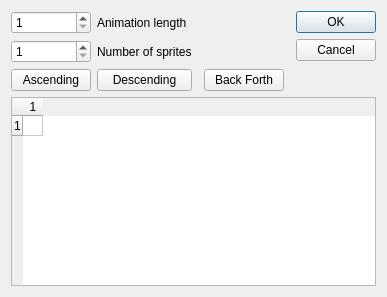
Before: the Qt Designer form editor_app/gui/animation_edit.ui in danielmeinert/objectcreator, drawn with Qt 5.
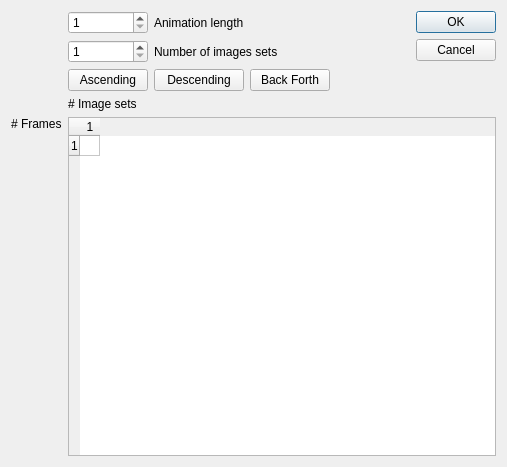
After: the same form once the commit is applied. Custom widgets are drawn as their Qt base class.

Commit message: fix more bugs in animation creation + better animation sequence editor

```diff
--- a/editor_app/gui/animation_edit.ui
+++ b/editor_app/gui/animation_edit.ui
@@ -6,8 +6,8 @@
    <rect>
     <x>0</x>
     <y>0</y>
-    <width>358</width>
-    <height>297</height>
+    <width>507</width>
+    <height>467</height>
    </rect>
   </property>
   <property name="sizePolicy">
@@ -20,7 +20,20 @@
    <string>Edit animation sequence</string>
   </property>
   <layout class="QGridLayout" name="gridLayout">
-   <item row="0" column="5" rowspan="2">
+   <item row="4" column="0">
+    <widget class="QLabel" name="label">
+     <property name="text">
+      <string># Frames</string>
+     </property>
+     <property name="alignment">
+      <set>Qt::AlignLeading|Qt::AlignLeft|Qt::AlignTop</set>
+     </property>
+     <property name="wordWrap">
+      <bool>false</bool>
+     </property>
+    </widget>
+   </item>
+   <item row="0" column="6" rowspan="2">
     <widget class="QDialogButtonBox" name="buttonBox">
      <property name="orientation">
       <enum>Qt::Vertical</enum>
@@ -30,28 +43,12 @@
      </property>
     </widget>
    </item>
-   <item row="1" column="0">
-    <widget class="QSpinBox" name="spinbox_num_sprites">
-     <property name="minimumSize">
-      <size>
-       <width>0</width>
-       <height>20</height>
-      </size>
-     </property>
-     <property name="minimum">
-      <number>1</number>
-     </property>
-     <property name="maximum">
-      <number>256</number>
-     </property>
-    </widget>
-   </item>
-   <item row="3" column="0" colspan="6">
+   <item row="4" column="1" colspan="6">
     <widget class="QTableWidget" name="table">
      <property name="maximumSize">
       <size>
-       <width>500</width>
-       <height>600</height>
+       <width>1920</width>
+       <height>800</height>
       </size>
      </property>
      <property name="sizeAdjustPolicy">
@@ -128,42 +125,53 @@
      </item>
     </widget>
    </item>
-   <item row="0" column="0">
-    <widget class="AnimationSpinBox" name="spinbox_length">
-     <property name="minimumSize">
+   <item row="2" column="5">
+    <spacer name="horizontalSpacer">
+     <property name="orientation">
+      <enum>Qt::Horizontal</enum>
+     </property>
+     <property name="sizeHint" stdset="0">
       <size>
-       <width>0</width>
+       <width>40</width>
        <height>20</height>
       </size>
      </property>
-     <property name="readOnly">
-      <bool>false</bool>
+    </spacer>
+   </item>
+   <item row="1" column="5">
+    <spacer name="horizontalSpacer_2">
+     <property name="orientation">
+      <enum>Qt::Horizontal</enum>
      </property>
-     <property name="keyboardTracking">
-      <bool>false</bool>
+     <property name="sizeHint" stdset="0">
+      <size>
+       <width>40</width>
+       <height>20</height>
+      </size>
      </property>
-     <property name="minimum">
-      <number>1</number>
+    </spacer>
+   </item>
+   <item row="0" column="5">
+    <spacer name="horizontalSpacer_3">
+     <property name="orientation">
+      <enum>Qt::Horizontal</enum>
      </property>
-     <property name="maximum">
-      <number>256</number>
+     <property name="sizeHint" stdset="0">
+      <size>
+       <width>40</width>
+       <height>20</height>
+      </size>
      </property>
-     <property name="value">
-      <number>1</number>
-     </property>
-     <property name="displayIntegerBase">
-      <number>10</number>
-     </property>
-    </widget>
+    </spacer>
    </item>
-   <item row="1" column="1">
-    <widget class="QLabel" name="label_a">
+   <item row="3" column="1">
+    <widget class="QLabel" name="label_3">
      <property name="text">
-      <string>Number of sprites</string>
+      <string># Image sets</string>
      </property>
     </widget>
    </item>
-   <item row="2" column="0">
+   <item row="2" column="1">
     <widget class="QPushButton" name="button_ascending">
      <property name="toolTip">
       <string>Auto-select an ascending sprite order according to current animation length.</string>
@@ -173,14 +181,7 @@
      </property>
     </widget>
    </item>
-   <item row="2" column="3">
-    <widget class="QPushButton" name="button_back_forth">
-     <property name="text">
-      <string>Back Forth</string>
-     </property>
-    </widget>
-   </item>
-   <item row="2" column="1">
+   <item row="2" column="2">
     <widget class="QPushButton" name="button_descending">
      <property name="toolTip">
       <string>Auto-select a descending sprite order according to current animation length.</string>
@@ -190,52 +191,71 @@
      </property>
     </widget>
    </item>
-   <item row="2" column="4">
-    <spacer name="horizontalSpacer">
-     <property name="orientation">
-      <enum>Qt::Horizontal</enum>
-     </property>
-     <property name="sizeHint" stdset="0">
-      <size>
-       <width>40</width>
-       <height>20</height>
-      </size>
-     </property>
-    </spacer>
-   </item>
-   <item row="1" column="4">
-    <spacer name="horizontalSpacer_2">
-     <property name="orientation">
-      <enum>Qt::Horizontal</enum>
-     </property>
-     <property name="sizeHint" stdset="0">
-      <size>
-       <width>40</width>
-       <height>20</height>
-      </size>
-     </property>
-    </spacer>
-   </item>
-   <item row="0" column="4">
-    <spacer name="horizontalSpacer_3">
-     <property name="orientation">
-      <enum>Qt::Horizontal</enum>
-     </property>
-     <property name="sizeHint" stdset="0">
-      <size>
-       <width>40</width>
-       <height>20</height>
-      </size>
-     </property>
-    </spacer>
-   </item>
-   <item row="0" column="1">
+   <item row="0" column="2">
     <widget class="QLabel" name="label_2">
      <property name="text">
       <string>Animation length</string>
      </property>
     </widget>
    </item>
+   <item row="2" column="3">
+    <widget class="QPushButton" name="button_back_forth">
+     <property name="text">
+      <string>Back Forth</string>
+     </property>
+    </widget>
+   </item>
+   <item row="1" column="2" colspan="2">
+    <widget class="QLabel" name="label_a">
+     <property name="text">
+      <string>Number of images sets</string>
+     </property>
+    </widget>
+   </item>
+   <item row="1" column="1">
+    <widget class="QSpinBox" name="spinbox_num_sprites">
+     <property name="minimumSize">
+      <size>
+       <width>0</width>
+       <height>20</height>
+      </size>
+     </property>
+     <property name="minimum">
+      <number>1</number>
+     </property>
+     <property name="maximum">
+      <number>256</number>
+     </property>
+    </widget>
+   </item>
+   <item row="0" column="1">
+    <widget class="AnimationSpinBox" name="spinbox_length">
+     <property name="minimumSize">
+      <size>
+       <width>0</width>
+       <height>20</height>
+      </size>
+     </property>
+     <property name="readOnly">
+      <bool>false</bool>
+     </property>
+     <property name="keyboardTracking">
+      <bool>false</bool>
+     </property>
+     <property name="minimum">
+      <number>1</number>
+     </property>
+     <property name="maximum">
+      <number>256</number>
+     </property>
+     <property name="value">
+      <number>1</number>
+     </property>
+     <property name="displayIntegerBase">
+      <number>10</number>
+     </property>
+    </widget>
+   </item>
   </layout>
  </widget>
  <customwidgets>
```
The commit also changes 4 other files.
